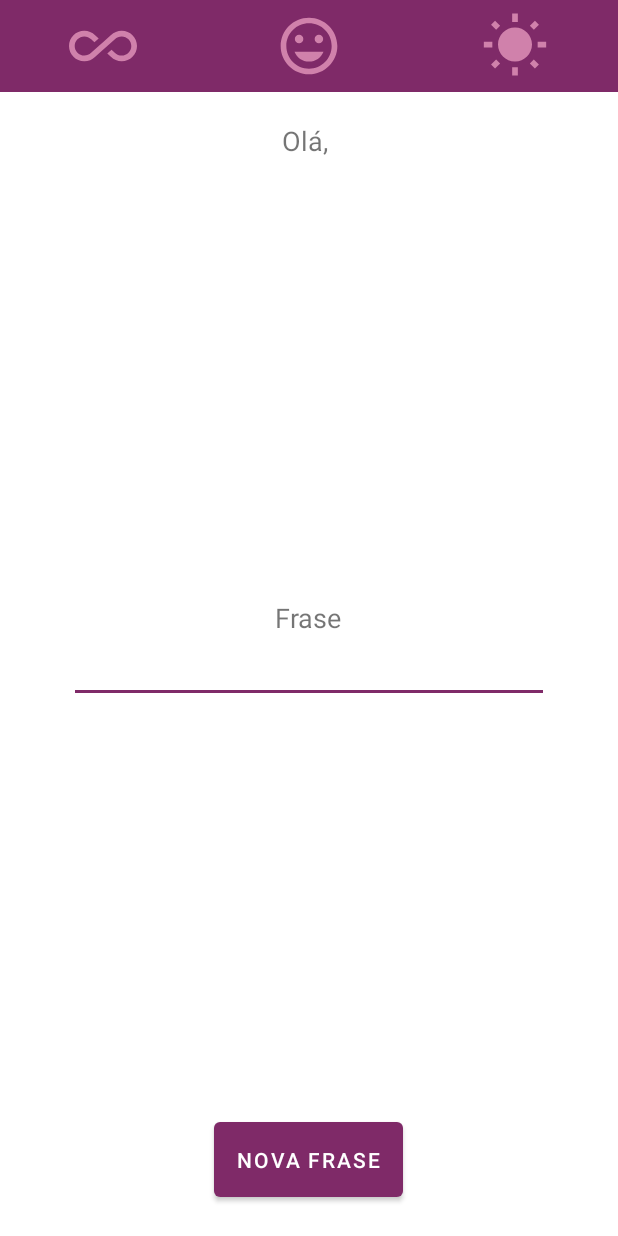
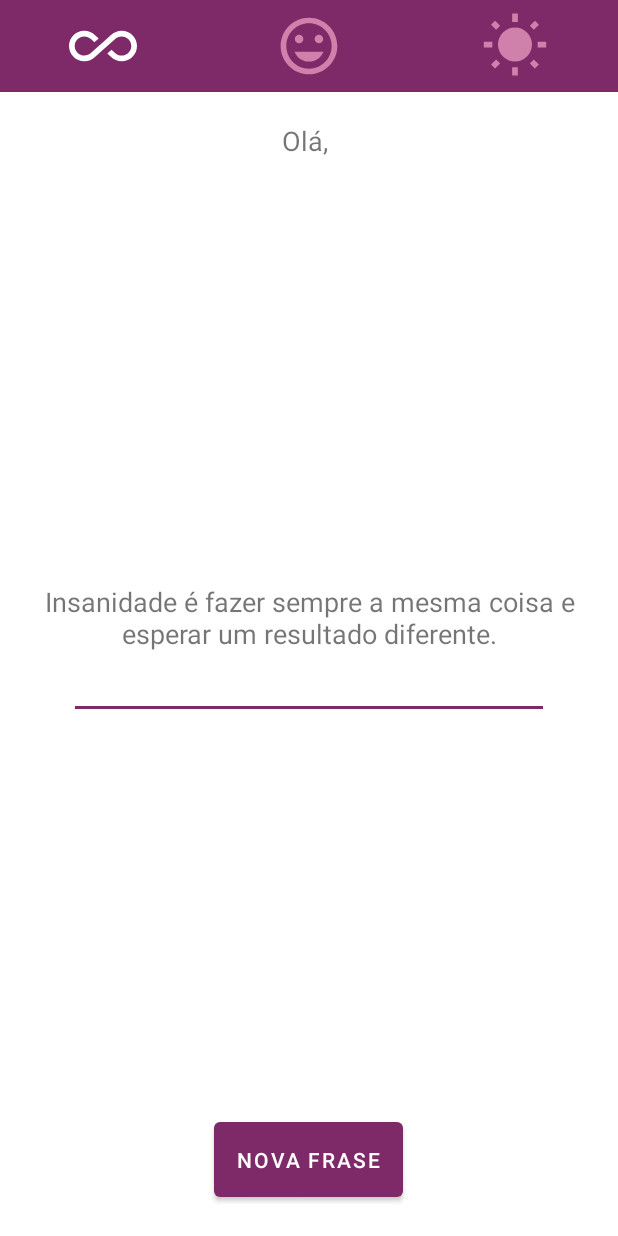
Before and after one commit to jmvgcomp/Gerador-de-Frases-Motivacionais, an Android app: the MainActivity screen opened directly, with no data from a screen before it, on a phone screen of 412 x 824 dp. Run offline under Robolectric (Android 15) with nearby library versions, the phone set to English and light mode, and no system bars.

Commit message:
Mock de frases geradas e clique no botão de gerar nova frase - Código | Parcial

```diff
--- /dev/null
+++ b/app/src/main/java/dev/jmvg/frasesmotivacionais/repository/Mock.kt
@@ -0,0 +1,40 @@
+package dev.jmvg.frasesmotivacionais.repository
+
+import dev.jmvg.frasesmotivacionais.infra.MotivationConstants
+import java.util.*
+
+
+data class Phrase (val description: String, val category: Int)
+
+
+class Mock {
+
+  private val ALL = MotivationConstants.PHRASEFILTER.ALL
+  private val HAPPY = MotivationConstants.PHRASEFILTER.HAPPY
+  private val MORNING = MotivationConstants.PHRASEFILTER.MORNING
+
+  private val mListPhrases: List<Phrase> = listOf(
+    Phrase("Não sabendo que era impossível, foi lá e fez.", HAPPY),
+    Phrase("Você não é derrotado quando perde, você é derrotado quando desiste!", HAPPY),
+    Phrase("Quando está mais escuro, vemos mais estrelas!", HAPPY),
+    Phrase("Insanidade é fazer sempre a mesma coisa e esperar um resultado diferente.", HAPPY),
+    Phrase("Não pare quando estiver cansado, pare quando tiver terminado.", HAPPY),
+    Phrase("O que você pode fazer agora que tem o maior impacto sobre o seu sucesso?", HAPPY),
+    Phrase("A melhor maneira de prever o futuro é inventá-lo.", MORNING),
+    Phrase("Você perde todas as chances que você não aproveita.", MORNING),
+    Phrase("Fracasso é o condimento que dá sabor ao sucesso.", MORNING),
+    Phrase(" Enquanto não estivermos comprometidos, haverá hesitação!", MORNING),
+    Phrase("Se você não sabe onde quer ir, qualquer caminho serve.", MORNING),
+    Phrase("Se você acredita, faz toda a diferença.", MORNING),
+    Phrase("Riscos devem ser corridos, porque o maior perigo é não arriscar nada!", MORNING)
+  )
+
+  fun getPhrase(category: Int): String{
+
+    val filtered = mListPhrases.filter { it.category == category || category == ALL }
+    val rand = Random().nextInt(filtered.size)
+
+    return filtered[rand].description
+  }
+
+}
--- a/app/src/main/java/dev/jmvg/frasesmotivacionais/ui/MainActivity.kt
+++ b/app/src/main/java/dev/jmvg/frasesmotivacionais/ui/MainActivity.kt
@@ -3,16 +3,20 @@ package dev.jmvg.frasesmotivacionais.ui
 import androidx.appcompat.app.AppCompatActivity
 import android.os.Bundle
 import android.view.View
+import android.widget.Button
 import android.widget.ImageView
 import android.widget.TextView
 import androidx.core.content.ContextCompat
 import dev.jmvg.frasesmotivacionais.R
 import dev.jmvg.frasesmotivacionais.infra.MotivationConstants
 import dev.jmvg.frasesmotivacionais.infra.SecurityPreferences
+import dev.jmvg.frasesmotivacionais.repository.Mock
+import org.w3c.dom.Text
 
 class MainActivity : AppCompatActivity(), View.OnClickListener {
 
   private lateinit var mSecurityPreferences: SecurityPreferences
+  private var mPhraseFilter : Int = MotivationConstants.PHRASEFILTER.ALL
 
   override fun onCreate(savedInstanceState: Bundle?) {
     super.onCreate(savedInstanceState)
@@ -25,6 +29,14 @@ class MainActivity : AppCompatActivity(), View.OnClickListener {
     val userName = mSecurityPreferences.getString(MotivationConstants.KEY.PERSON_NAME)
     textName.text = "Olá, $userName"
 
+
+    findViewById<ImageView>(R.id.imageAll)
+      .setColorFilter(ContextCompat.getColor(this, R.color.white))
+
+    handleNewPhrase()
+
+
+    findViewById<Button>(R.id.buttonNewPhrase).setOnClickListener(this)
     findViewById<ImageView>(R.id.imageAll).setOnClickListener(this)
     findViewById<ImageView>(R.id.imageHappy).setOnClickListener(this)
     findViewById<ImageView>(R.id.imageMorning).setOnClickListener(this)
@@ -56,18 +68,21 @@ class MainActivity : AppCompatActivity(), View.OnClickListener {
       when(id){
         R.id.imageAll -> {
           imageAll.setColorFilter(ContextCompat.getColor(this, R.color.white))
+          mPhraseFilter = MotivationConstants.PHRASEFILTER.ALL
         }
         R.id.imageHappy -> {
           imageHappy.setColorFilter(ContextCompat.getColor(this, R.color.white))
+          mPhraseFilter = MotivationConstants.PHRASEFILTER.HAPPY
         }
         R.id.imageMorning -> {
           imageMorning.setColorFilter(ContextCompat.getColor(this, R.color.white))
+          mPhraseFilter = MotivationConstants.PHRASEFILTER.MORNING
         }
       }
   }
 
   private fun handleNewPhrase() {
-
+    findViewById<TextView>(R.id.textPhrase).text = Mock().getPhrase(mPhraseFilter)
   }
 
 
```
